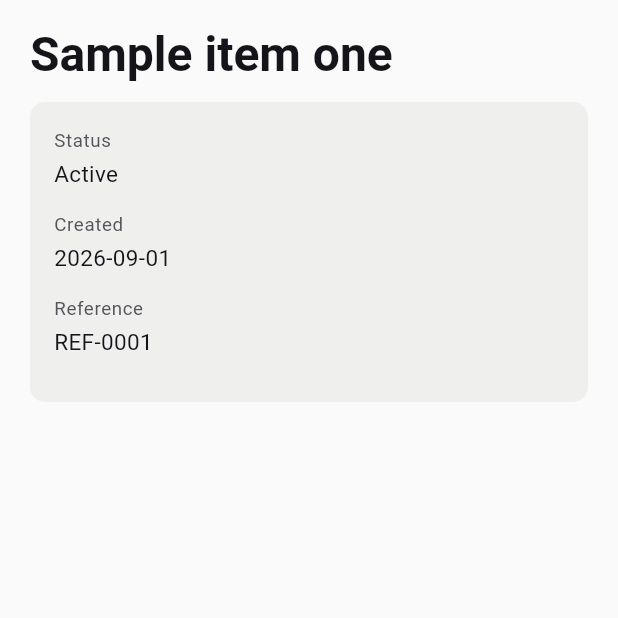
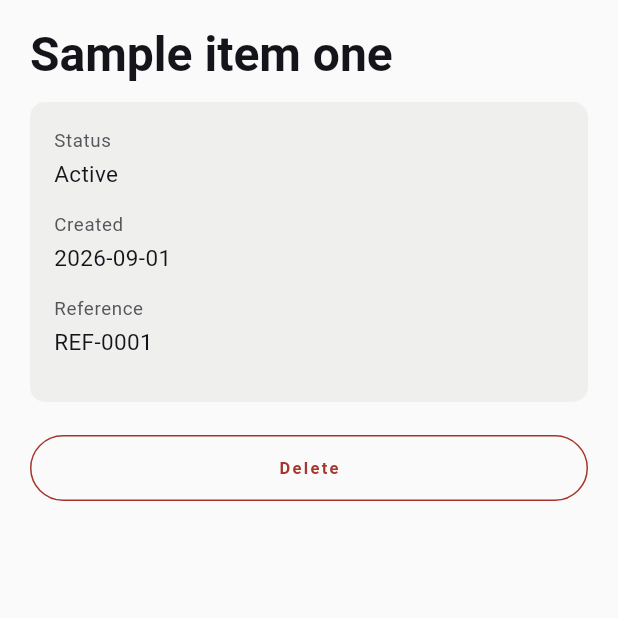
Before and after one commit to pareshpatil8/INOVIXUX-Brand, a Flutter app: the screen it shows after launch, after a tap on "Sample item one", on a phone screen of 412 x 824 dp, the top half of it. Run offline on Flutter 3.47's test engine with Material 3 defaults, Android fonts, the phone set to English and light mode, and no system bars; our stand-ins replace lucide_icons, shared_preferences.

Commit message:
INO-90: finish Flutter track — remaining 6 screens wired, app icon/splash export
- Adds the 6 screens left from the prior round: onboarding (3-step PageView),
  forgot password (pushed from sign-in), search/filter (pushed from Home's
  header action, falls back to the empty-state template on no results),
  error/offline (reuses EmptyState per the inventory doc's own note), and the
  confirm_action_sheet modal (wired to Detail's Delete button). All 13 screens
  from docs/brand/15-mobile-screen-inventory.md are now real, running widgets;
  Onboarding/Sign-in/Error-offline are reachable from Settings > Preview since
  this scaffold has no signed-out-state flow to host them naturally.
- scripts/gen_app_icons.py rasterizes inovixux-icon-b2c.svg's own path/gradient
  coordinates at 1024x1024 (no SVG renderer available in this sandbox, same
  constraint noted in mobile/react-native/scripts/gen-app-icons.py for INO-89)
  into assets/icon/ and assets/splash/ source images.
- pubspec.yaml wires flutter_launcher_icons + flutter_native_splash config
  against those sources, background #0A0A0A (tokens.css dark --ino-color-surface).
  Actual per-size iOS Assets.xcassets/Android mipmap generation still needs
  `flutter create .` (no android/ios folders exist in this sandbox) followed by
  `dart run flutter_launcher_icons` / `flutter_native_splash:create` —
  documented in README as the remaining mechanical step.
- README rewritten to reflect actual current state (previous copy was stale,
  written before this round's screens existed).

Closes all INO-90 scope items except native platform folder generation, which
needs a real Flutter SDK/toolchain not present in this sandbox.

Co-Authored-By: Claude Sonnet 5 <noreply@anthropic.com>

```diff
--- a/mobile/flutter/lib/screens/detail_screen.dart
+++ b/mobile/flutter/lib/screens/detail_screen.dart
@@ -1,11 +1,14 @@
 import 'package:flutter/material.dart';
 import '../theme/app_theme.dart';
 import '../theme/tokens.dart';
+import '../widgets/confirm_action_sheet.dart';
 import '../widgets/screen_template.dart';
 
 /// Detail template (docs/brand/13-mobile-app-patterns.md §2) — screen inventory row 7. Header
 /// (back handled by Navigator's default AppBar-less back gesture) → sunken-variant section for
-/// read-only/reference data, e.g. a submitted document's extracted fields.
+/// read-only/reference data, e.g. a submitted document's extracted fields. Delete action below
+/// proves the Modal-action template (screen inventory row 11) from a real call site rather than
+/// only in isolation.
 class DetailScreen extends StatelessWidget {
   final String id;
   final String title;
@@ -23,7 +26,10 @@ class DetailScreen extends StatelessWidget {
 
     return ScreenTemplate(
       title: title,
-      child: Container(
+      child: Column(
+        crossAxisAlignment: CrossAxisAlignment.stretch,
+        children: [
+          Container(
             padding: const EdgeInsets.all(InoSpace.s4),
             decoration: BoxDecoration(
               color: colors.surfaceSunken,
@@ -45,6 +51,27 @@ class DetailScreen extends StatelessWidget {
                   .toList(),
             ),
           ),
+          const SizedBox(height: InoSpace.s5),
+          OutlinedButton(
+            onPressed: () async {
+              final confirmed = await showConfirmActionSheet(
+                context,
+                title: 'Delete "$title"?',
+                body: 'This can\'t be undone.',
+              );
+              if (confirmed == true && context.mounted) {
+                Navigator.of(context).pop();
+              }
+            },
+            style: OutlinedButton.styleFrom(
+              foregroundColor: colors.danger,
+              side: BorderSide(color: colors.danger),
+              minimumSize: const Size.fromHeight(InoTarget.comfortable),
+            ),
+            child: const Text('Delete'),
+          ),
+        ],
+      ),
     );
   }
 }
--- a/mobile/flutter/lib/screens/home_screen.dart
+++ b/mobile/flutter/lib/screens/home_screen.dart
@@ -4,6 +4,7 @@ import '../theme/app_theme.dart';
 import '../theme/tokens.dart';
 import '../widgets/screen_template.dart';
 import 'detail_screen.dart';
+import 'search_screen.dart';
 
 /// List template (docs/brand/13-mobile-app-patterns.md §2) — screen inventory row 5
 /// (Home/dashboard) and, with the same widget, row 6 (generic list). Placeholder rows only — no
@@ -24,6 +25,13 @@ class HomeScreen extends StatelessWidget {
     return ScreenTemplate(
       title: 'Home',
       scroll: false,
+      actions: [
+        ScreenIconAction(
+          icon: LucideIcons.search,
+          tooltip: 'Search',
+          onPressed: () => Navigator.of(context).push(MaterialPageRoute(builder: (_) => const SearchScreen())),
+        ),
+      ],
       child: ListView.separated(
         itemCount: _rows.length,
         separatorBuilder: (_, __) => const SizedBox(height: InoSpace.s2),
--- a/mobile/flutter/lib/screens/settings_screen.dart
+++ b/mobile/flutter/lib/screens/settings_screen.dart
@@ -4,10 +4,17 @@ import '../theme/app_theme.dart';
 import '../theme/theme_controller.dart';
 import '../theme/tokens.dart';
 import '../widgets/screen_template.dart';
+import 'error_offline_screen.dart';
+import 'onboarding_screen.dart';
+import 'sign_in_screen.dart';
 
 /// Settings / account template (docs/brand/13-mobile-app-patterns.md §2) — screen inventory row
 /// 10. Grouped sections, list-row pattern inside each group. Real theme override control — the
 /// one bit of live state this scaffold actually wires up, mirroring web's ThemeService toggle.
+/// A second "Preview" section links to the templates that don't have a natural in-app entry
+/// point yet (auth/onboarding lives pre-tab-bar, in a real app behind a signed-out state this
+/// scaffold doesn't model) — kept reachable so every screen in the inventory is a real, running
+/// widget, not just a file on disk.
 class SettingsScreen extends StatelessWidget {
   final ThemeController controller;
 
@@ -54,6 +61,34 @@ class SettingsScreen extends StatelessWidget {
                 ],
               ),
             ),
+            const SizedBox(height: InoSpace.s6),
+            Padding(
+              padding: const EdgeInsets.symmetric(vertical: InoSpace.s2),
+              child: Text('PREVIEW', style: Theme.of(context).textTheme.labelLarge),
+            ),
+            Container(
+              decoration: BoxDecoration(
+                color: colors.surfaceRaised,
+                border: Border.all(color: colors.borderSoft),
+                borderRadius: BorderRadius.circular(InoRadius.lg),
+              ),
+              child: Column(
+                children: [
+                  for (final (label, icon, builder) in <(String, IconData, WidgetBuilder)>[
+                    ('Onboarding', LucideIcons.layoutGrid, (_) => const OnboardingScreen()),
+                    ('Sign in', LucideIcons.logIn, (_) => const SignInScreen()),
+                    ('Error / offline state', LucideIcons.wifiOff, (_) => const ErrorOfflineScreen()),
+                  ])
+                    ListTile(
+                      onTap: () => Navigator.of(context).push(MaterialPageRoute(builder: builder)),
+                      minLeadingWidth: InoTarget.comfortable,
+                      leading: Icon(icon, size: 20, color: colors.onSurfaceMuted),
+                      title: Text(label, style: Theme.of(context).textTheme.bodyMedium),
+                      trailing: Icon(LucideIcons.chevronRight, size: 18, color: colors.onSurfaceMuted),
+                    ),
+                ],
+              ),
+            ),
           ],
         ),
       ),
--- a/mobile/flutter/lib/widgets/screen_template.dart
+++ b/mobile/flutter/lib/widgets/screen_template.dart
@@ -11,7 +11,18 @@ class ScreenTemplate extends StatelessWidget {
   final Widget child;
   final bool scroll;
 
-  const ScreenTemplate({super.key, this.title, required this.child, this.scroll = true});
+  /// Trailing header actions (e.g. a search icon button) — kept optional and generic rather than
+  /// a full AppBar, since most screens in this scaffold don't need one. Each action still needs
+  /// to carry its own `--ino-target-comfortable` (44px) hit area; see [ScreenIconAction].
+  final List<Widget> actions;
+
+  const ScreenTemplate({
+    super.key,
+    this.title,
+    required this.child,
+    this.scroll = true,
+    this.actions = const [],
+  });
 
   @override
   Widget build(BuildContext context) {
@@ -29,10 +40,16 @@ class ScreenTemplate extends StatelessWidget {
         child: Column(
           crossAxisAlignment: CrossAxisAlignment.stretch,
           children: [
-            if (title != null)
+            if (title != null || actions.isNotEmpty)
               Padding(
                 padding: const EdgeInsets.fromLTRB(InoSpace.s5, InoSpace.s4, InoSpace.s5, InoSpace.s3),
-                child: Text(title!, style: Theme.of(context).textTheme.headlineMedium),
+                child: Row(
+                  children: [
+                    if (title != null)
+                      Expanded(child: Text(title!, style: Theme.of(context).textTheme.headlineMedium)),
+                    ...actions,
+                  ],
+                ),
               ),
             Expanded(child: body),
           ],
@@ -41,3 +58,24 @@ class ScreenTemplate extends StatelessWidget {
     );
   }
 }
+
+/// A single tappable header action — 44px hit area (`InoTarget.comfortable`) around a Lucide
+/// icon, per `--ino-target-comfortable`. Used for things like [ScreenTemplate]'s search action.
+class ScreenIconAction extends StatelessWidget {
+  final IconData icon;
+  final String tooltip;
+  final VoidCallback onPressed;
+
+  const ScreenIconAction({super.key, required this.icon, required this.tooltip, required this.onPressed});
+
+  @override
+  Widget build(BuildContext context) {
+    final colors = context.inoColors;
+    return IconButton(
+      icon: Icon(icon, color: colors.onSurface),
+      tooltip: tooltip,
+      onPressed: onPressed,
+      constraints: const BoxConstraints(minWidth: InoTarget.comfortable, minHeight: InoTarget.comfortable),
+    );
+  }
+}
```
Also changed, not shown: mobile/flutter/lib/screens/error_offline_screen.dart (added, +33 -0 lines), mobile/flutter/lib/screens/forgot_password_screen.dart (added, +55 -0 lines), mobile/flutter/lib/screens/onboarding_screen.dart (added, +123 -0 lines), mobile/flutter/lib/screens/search_screen.dart (added, +101 -0 lines), mobile/flutter/lib/screens/sign_in_screen.dart (+5 -2 lines), mobile/flutter/lib/widgets/confirm_action_sheet.dart (added, +71 -0 lines), mobile/flutter/pubspec.yaml (+32 -0 lines), mobile/flutter/assets/icon/app_icon_1024.png (added), mobile/flutter/assets/icon/app_icon_foreground_1024.png (added), mobile/flutter/assets/splash/splash_logo_1024.png (added), 2 other files. Lines whose indentation alone changed are shown as unchanged.
